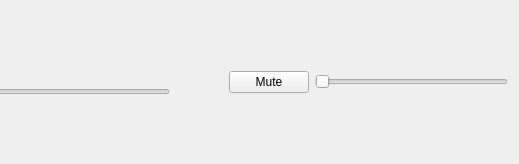
Qt form playercontrolswidget.ui (Worm-Warrior/QBar) before a commit; both pictures show x 375 to 894 and y 0 to 164 of the 894 by 164 pixel window.
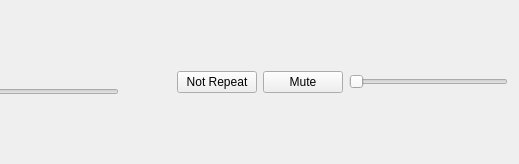
The same form after that commit.

Commit message: added basic repeat same track function

```diff
--- a/playercontrolswidget.ui
+++ b/playercontrolswidget.ui
@@ -15,7 +15,7 @@
   </property>
   <layout class="QHBoxLayout" name="horizontalLayout_4">
    <item>
-    <layout class="QHBoxLayout" name="horizontalLayout_3" stretch="0,6,1,1,4">
+    <layout class="QHBoxLayout" name="horizontalLayout_3" stretch="0,6,1,0,1,4">
      <item>
       <layout class="QVBoxLayout" name="verticalLayout_3">
        <item>
@@ -178,6 +178,13 @@
        </property>
       </spacer>
      </item>
+     <item>
+      <widget class="QPushButton" name="Repeat">
+       <property name="text">
+        <string>Not Repeat</string>
+       </property>
+      </widget>
+     </item>
      <item>
       <widget class="QPushButton" name="Mute">
        <property name="text">
```
The commit also changes 4 other files.
